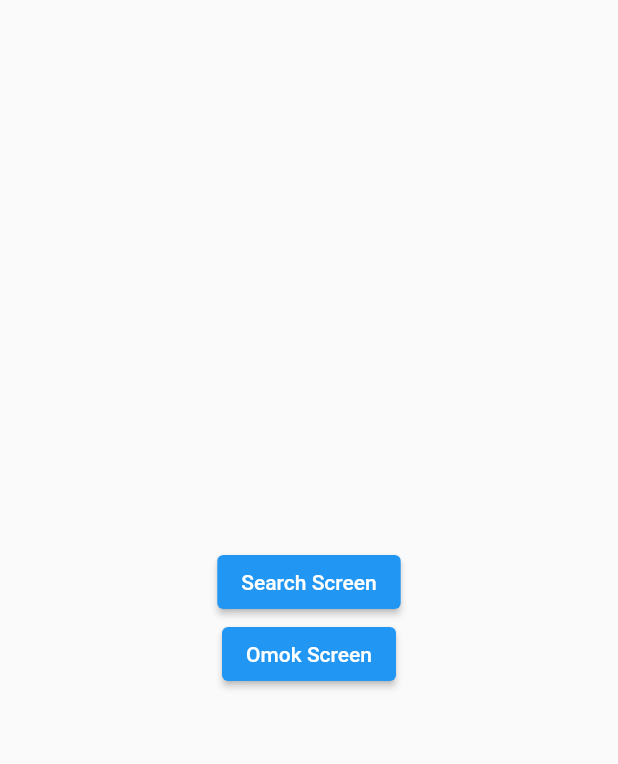
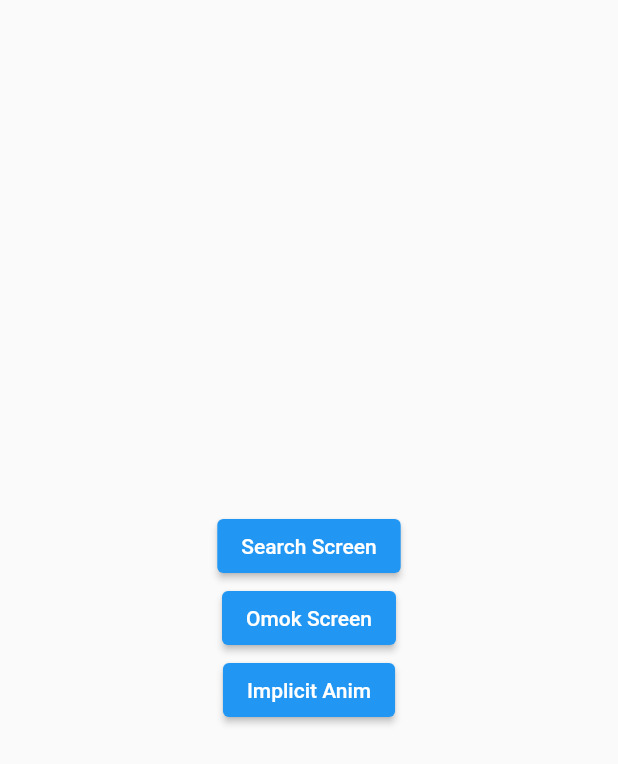
Before and after one commit to broccolism/flutter-try-again, a Flutter app: the screen it shows after launch, on a phone screen of 412 x 824 dp. Shown: the top 764 px of the screen. Run offline on Flutter 3.47's test engine with Material 2 defaults, Android fonts, the phone set to English and light mode, and no system bars; our stand-ins replace cached_network_image, get; generated files the repository leaves out were written again.

Commit message:
#13 :sparkles: AnimatedOpacity with simple stateful widget

```diff
--- a/tiny_widgets/lib/route.dart
+++ b/tiny_widgets/lib/route.dart
@@ -27,5 +27,9 @@ class MyPages {
       page: () => const OmokScreen(),
       binding: OmokBinding(),
     ),
+    GetPage(
+      name: ImplicitAnimationScreen.name,
+      page: () => const ImplicitAnimationScreen(),
+    ),
   ];
 }
--- a/tiny_widgets/lib/view/screen/home_screen.dart
+++ b/tiny_widgets/lib/view/screen/home_screen.dart
@@ -10,6 +10,7 @@ class HomeScreen extends StatelessWidget {
 
   static const String OPEN_SEARCH_SCREEN_BUTTON = "Search Screen";
   static const String OPEN_OMOK_SCREEN_BUTTON = "Omok Screen";
+  static const String OPEN_IMPLICIT_ANIM_SCREEN_BUTTON = "Implicit Anim";
 
   @override
   Widget build(BuildContext context) {
@@ -30,6 +31,12 @@ class HomeScreen extends StatelessWidget {
                 OPEN_OMOK_SCREEN_BUTTON,
               ),
             ),
+            ElevatedButton(
+              onPressed: () => Get.toNamed(ImplicitAnimationScreen.name),
+              child: Text(
+                OPEN_IMPLICIT_ANIM_SCREEN_BUTTON,
+              ),
+            ),
           ],
         ),
       ),
--- a/tiny_widgets/lib/view/screen/screens.dart
+++ b/tiny_widgets/lib/view/screen/screens.dart
@@ -4,3 +4,5 @@ export 'search_screen.dart';
 export 'search_result_screen.dart';
 
 export 'omok_screen.dart';
+
+export 'animation/implicit_animation_screen.dart';
```
Also changed, not shown: tiny_widgets/lib/view/screen/animation/implicit_animation_screen.dart (added, +80 -0 lines).
